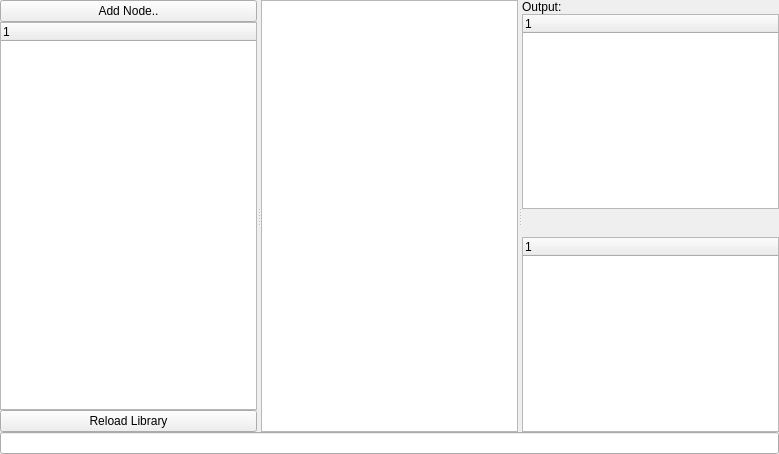
acq4/acq4, file lib/util/flowchart/FlowchartTemplate.ui: the form before one commit.
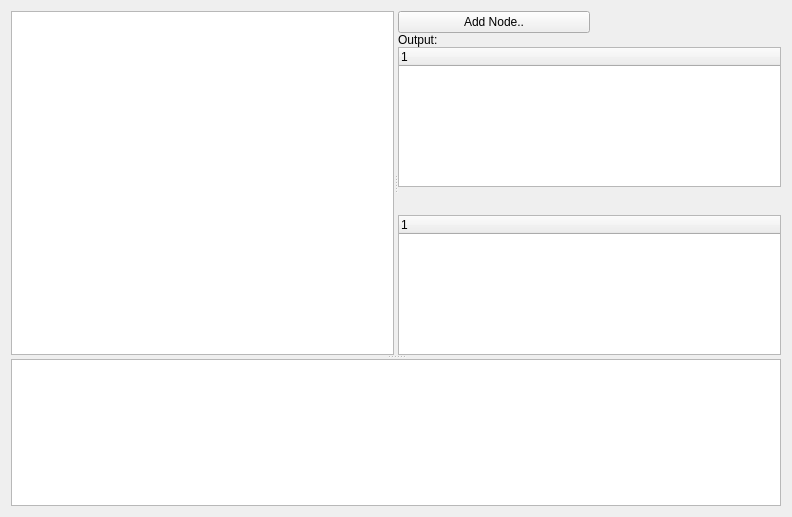
The form after the commit. Custom widgets are drawn as their Qt base class.

The edit to the form file:
```diff
--- a/lib/util/flowchart/FlowchartTemplate.ui
+++ b/lib/util/flowchart/FlowchartTemplate.ui
@@ -6,72 +6,46 @@
    <rect>
     <x>0</x>
     <y>0</y>
-    <width>779</width>
-    <height>454</height>
+    <width>792</width>
+    <height>517</height>
    </rect>
   </property>
   <property name="windowTitle">
    <string>Form</string>
   </property>
   <layout class="QGridLayout" name="gridLayout_2">
-   <property name="margin">
-    <number>0</number>
-   </property>
-   <property name="spacing">
-    <number>0</number>
-   </property>
    <item row="0" column="0">
+    <widget class="QSplitter" name="splitter_2">
+     <property name="orientation">
+      <enum>Qt::Vertical</enum>
+     </property>
     <widget class="QSplitter" name="splitter">
      <property name="orientation">
       <enum>Qt::Horizontal</enum>
      </property>
-     <widget class="QWidget" name="layoutWidget">
-      <layout class="QVBoxLayout" name="verticalLayout">
-       <property name="spacing">
-        <number>0</number>
-       </property>
-       <item>
-        <widget class="QPushButton" name="addNodeBtn">
-         <property name="text">
-          <string>Add Node..</string>
-         </property>
-        </widget>
-       </item>
-       <item>
-        <widget class="TreeWidget" name="ctrlList">
-         <column>
-          <property name="text">
-           <string notr="true">1</string>
-          </property>
-         </column>
-        </widget>
-       </item>
-       <item>
-        <widget class="QPushButton" name="reloadLibBtn">
-         <property name="text">
-          <string>Reload Library</string>
-         </property>
-        </widget>
-       </item>
-      </layout>
-     </widget>
      <widget class="FlowchartGraphicsView" name="view"/>
      <widget class="QWidget" name="layoutWidget">
       <layout class="QGridLayout" name="gridLayout">
        <property name="spacing">
         <number>0</number>
        </property>
-       <item row="0" column="0" colspan="2">
+        <item row="1" column="0" colspan="2">
         <widget class="QLabel" name="label">
          <property name="text">
           <string>Output:</string>
          </property>
         </widget>
        </item>
-       <item row="1" column="0" colspan="2">
-        <widget class="DataTreeWidget" name="outputTree"/>
-       </item>
-       <item row="4" column="0" colspan="2">
+        <item row="2" column="0" colspan="2">
+         <widget class="DataTreeWidget" name="outputTree">
+          <column>
+           <property name="text">
+            <string notr="true">1</string>
+           </property>
+          </column>
+         </widget>
+        </item>
+        <item row="5" column="0" colspan="2">
         <widget class="QLabel" name="selDescLabel">
          <property name="text">
           <string/>
@@ -84,10 +58,16 @@
          </property>
         </widget>
        </item>
-       <item row="5" column="0" colspan="2">
-        <widget class="DataTreeWidget" name="selectedTree"/>
-       </item>
-       <item row="3" column="1">
+        <item row="6" column="0" colspan="2">
+         <widget class="DataTreeWidget" name="selectedTree">
+          <column>
+           <property name="text">
+            <string notr="true">1</string>
+           </property>
+          </column>
+         </widget>
+        </item>
+        <item row="4" column="1">
         <widget class="QLabel" name="selNameLabel">
          <property name="font">
           <font>
@@ -100,15 +80,24 @@
          </property>
         </widget>
        </item>
-      </layout>
-     </widget>
-    </widget>
-   </item>
-   <item row="1" column="0">
-    <widget class="QLineEdit" name="hoverLabel">
-     <property name="readOnly">
-      <bool>true</bool>
-     </property>
+        <item row="0" column="0">
+         <widget class="QPushButton" name="addNodeBtn">
+          <property name="text">
+           <string>Add Node..</string>
+          </property>
+         </widget>
+        </item>
+       </layout>
+      </widget>
+     </widget>
+     <widget class="QTextEdit" name="hoverText">
+      <property name="sizePolicy">
+       <sizepolicy hsizetype="Expanding" vsizetype="Preferred">
+        <horstretch>0</horstretch>
+        <verstretch>0</verstretch>
+       </sizepolicy>
+      </property>
+     </widget>
     </widget>
    </item>
   </layout>
@@ -119,11 +108,6 @@
    <extends>QTreeWidget</extends>
    <header>DataTreeWidget</header>
   </customwidget>
-  <customwidget>
-   <class>TreeWidget</class>
-   <extends>QTreeWidget</extends>
-   <header>TreeWidget</header>
-  </customwidget>
   <customwidget>
    <class>FlowchartGraphicsView</class>
    <extends>QGraphicsView</extends>
```
Lines whose indentation alone changed are shown as unchanged.
